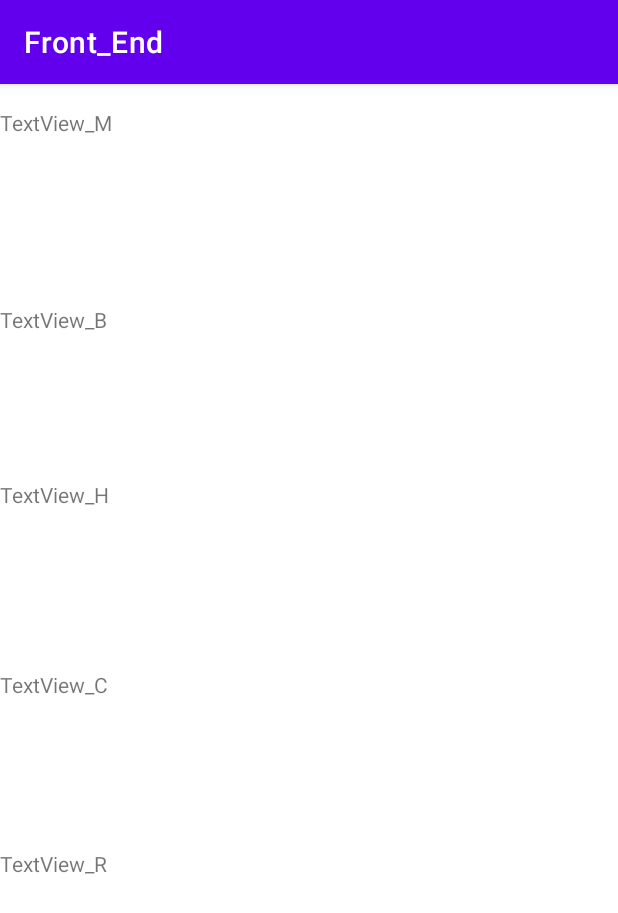
After one commit to cpalazis/TRAVELLER, an Android app: the SightsActivity screen opened directly, with no data from a screen before it, on a phone screen of 412 x 824 dp. The commit adds this screen. Shown: the top 913 px of the screen. Run offline under Robolectric (Android 15) with nearby library versions, the phone set to English and light mode, and no system bars; our stand-ins replace Picasso, Volley; pictures from the network do not load.

Commit message:
Added SightsActivity

```diff
--- a/app/build.gradle
+++ b/app/build.gradle
@@ -36,4 +36,9 @@ dependencies {
     testImplementation 'junit:junit:4.13.2'
     androidTestImplementation 'androidx.test.ext:junit:1.1.4'
     androidTestImplementation 'androidx.test.espresso:espresso-core:3.5.0'
+    implementation 'com.android.volley:volley:1.2.1'
+    implementation 'com.fasterxml.jackson.core:jackson-databind:2.0.1'
+    implementation 'com.squareup.picasso:picasso:2.71828'
+
+
 }
--- /dev/null
+++ b/app/src/main/java/com/example/front_end/SightsActivity.java
@@ -0,0 +1,111 @@
+package com.example.front_end;
+
+import androidx.appcompat.app.AppCompatActivity;
+
+import android.annotation.SuppressLint;
+import android.os.Bundle;
+import android.widget.ImageButton;
+import android.widget.ImageView;
+import android.widget.TextView;
+
+import com.android.volley.Request;
+import com.android.volley.RequestQueue;
+import com.android.volley.Response;
+import com.android.volley.VolleyError;
+import com.android.volley.toolbox.StringRequest;
+import com.android.volley.toolbox.Volley;
+import com.squareup.picasso.Picasso;
+
+import org.json.JSONArray;
+import org.json.JSONException;
+import org.json.JSONObject;
+
+import java.util.ArrayList;
+import java.util.List;
+
+public class SightsActivity extends AppCompatActivity {
+    private ImageView Museums_Image;
+    private ImageView Banks_Image;
+    private ImageView Hotel_Image;
+    private ImageView Caffe_Image;
+    private ImageView Restaurants_Image;
+
+    private TextView TextView_M;
+    private TextView TextView_B;
+    private TextView TextView_H;
+    private TextView TextView_C;
+    private TextView TextView_R;
+
+
+    private List <String> Sight_Name=new ArrayList<>();
+    private List <String> Image_View=new ArrayList<>();
+
+    @SuppressLint("MissingInflatedId")
+    @Override
+    protected void onCreate(Bundle savedInstanceState) {
+        super.onCreate(savedInstanceState);
+        setContentView(R.layout.activity_sights);
+        Museums_Image=findViewById(R.id.Museums_image);
+        Museums_Image=findViewById(R.id.Banks_Image);
+        Museums_Image=findViewById(R.id.Hotel_Image);
+        Museums_Image=findViewById(R.id.Caffe_Image);
+        Museums_Image=findViewById(R.id.Restaurants_Image);
+
+        TextView_M=findViewById(R.id.textView_M);
+        TextView_M=findViewById(R.id.textView_H);
+        TextView_M=findViewById(R.id.textView_B);
+        TextView_M=findViewById(R.id.textView_C);
+        TextView_M=findViewById(R.id.textView_R);
+
+        citiesResult();
+
+    }
+
+    public void citiesResult()  {
+        RequestQueue queue = Volley.newRequestQueue(this);
+        StringRequest response = new StringRequest(Request.Method.GET, "http://localhost:3000/sights",
+                new Response.Listener<String>() {
+                    @Override
+                    public void onResponse(String response) {
+                        try {
+                            JSONArray jsonArray = new JSONArray(response);
+                            int count=jsonArray.length();      //fere to plithos poy apanthse to api
+                            if (jsonArray.length() > 5) {          // ean h apantisi toy api einai>5 tote ayta poy tha emfaniseis einai ta prota 5
+                                count=5;
+                            }
+                            for (int i = 0; i < count ; i++){
+                                JSONObject jsonObject = jsonArray.getJSONObject(i);
+                                Sight_Name.add(jsonObject.getString("name"));     //pernei onomata apo to api
+                                JSONArray images_array=jsonObject.getJSONArray("images");
+                                Image_View.add(images_array.getString(0));        // pairnw panta proti foto
+                            }
+                            displayResults();
+                        } catch (JSONException e) {
+                            e.printStackTrace();
+                        }
+
+                    }
+                }, new Response.ErrorListener() {
+            @Override
+            public void onErrorResponse(VolleyError error) {
+
+            }
+        }
+        );
+    }
+
+    private void displayResults() {
+        Picasso.get().load(Image_View.get(0)).into(Museums_Image);
+        Picasso.get().load(Image_View.get(1)).into(Banks_Image);
+        Picasso.get().load(Image_View.get(2)).into(Hotel_Image);
+        Picasso.get().load(Image_View.get(3)).into(Caffe_Image);
+        Picasso.get().load(Image_View.get(4)).into(Restaurants_Image);
+
+        TextView_M.setText(Sight_Name.get(0));
+        TextView_B.setText(Sight_Name.get(1));
+        TextView_H.setText(Sight_Name.get(2));
+        TextView_C.setText(Sight_Name.get(3));
+        TextView_R.setText(Sight_Name.get(4));
+
+    }
+}
--- /dev/null
+++ b/app/src/main/res/layout/activity_sights.xml
@@ -0,0 +1,114 @@
+<?xml version="1.0" encoding="utf-8"?>
+<androidx.constraintlayout.widget.ConstraintLayout xmlns:android="http://schemas.android.com/apk/res/android"
+    xmlns:app="http://schemas.android.com/apk/res-auto"
+    xmlns:tools="http://schemas.android.com/tools"
+    android:layout_width="match_parent"
+    android:layout_height="match_parent"
+    tools:context=".SightsActivity">
+
+    <TextView
+        android:id="@+id/textView_M"
+        android:layout_width="wrap_content"
+        android:layout_height="wrap_content"
+        android:layout_marginTop="16dp"
+        android:text="@string/textview_m"
+        app:layout_constraintTop_toTopOf="parent"
+        tools:layout_editor_absoluteX="167dp"
+        tools:ignore="MissingConstraints" />
+
+    <ImageView
+        android:id="@+id/Museums_image"
+        android:layout_width="56dp"
+        android:layout_height="64dp"
+        android:layout_marginTop="20dp"
+        app:layout_constraintTop_toBottomOf="@+id/textView_M"
+        tools:layout_editor_absoluteX="177dp"
+        tools:srcCompat="@tools:sample/avatars"
+        tools:ignore="ContentDescription,MissingConstraints"
+        android:contentDescription="@string/todo" />
+
+    <ImageView
+        android:id="@+id/Banks_Image"
+        android:layout_width="48dp"
+        android:layout_height="57dp"
+        android:layout_marginTop="12dp"
+        app:layout_constraintTop_toBottomOf="@+id/textView_B"
+        tools:layout_editor_absoluteX="181dp"
+        tools:srcCompat="@tools:sample/avatars"
+        tools:ignore="ContentDescription,MissingConstraints"
+        android:contentDescription="@string/todo1" />
+
+    <ImageView
+        android:id="@+id/Hotel_Image"
+        android:layout_width="56dp"
+        android:layout_height="67dp"
+        android:layout_marginTop="8dp"
+        app:layout_constraintTop_toBottomOf="@+id/textView_H"
+        tools:layout_editor_absoluteX="177dp"
+        tools:srcCompat="@tools:sample/avatars"
+        tools:ignore="ContentDescription,MissingConstraints"
+        android:contentDescription="@string/todo2" />
+
+    <ImageView
+        android:id="@+id/Caffe_Image"
+        android:layout_width="62dp"
+        android:layout_height="52dp"
+        android:layout_marginTop="24dp"
+        app:layout_constraintTop_toBottomOf="@+id/textView_C"
+        tools:layout_editor_absoluteX="174dp"
+        tools:srcCompat="@tools:sample/avatars"
+        tools:ignore="ContentDescription,MissingConstraints"
+        android:contentDescription="@string/todo3" />
+
+    <ImageView
+        android:id="@+id/Restaurants_Image"
+        android:layout_width="69dp"
+        android:layout_height="63dp"
+        app:layout_constraintBottom_toBottomOf="parent"
+        app:layout_constraintTop_toBottomOf="@+id/textView_R"
+        app:layout_constraintVertical_bias="0.173"
+        tools:layout_editor_absoluteX="171dp"
+        tools:srcCompat="@tools:sample/avatars"
+        tools:ignore="ContentDescription,MissingConstraints"
+        android:contentDescription="@string/todo4" />
+
+    <TextView
+        android:id="@+id/textView_B"
+        android:layout_width="wrap_content"
+        android:layout_height="wrap_content"
+        android:layout_marginTop="28dp"
+        android:text="@string/textview_b"
+        app:layout_constraintTop_toBottomOf="@+id/Museums_image"
+        tools:layout_editor_absoluteX="169dp"
+        tools:ignore="MissingConstraints" />
+
+    <TextView
+        android:id="@+id/textView_H"
+        android:layout_width="wrap_content"
+        android:layout_height="wrap_content"
+        android:layout_marginTop="28dp"
+        android:text="@string/textview_h"
+        app:layout_constraintTop_toBottomOf="@+id/Banks_Image"
+        tools:layout_editor_absoluteX="168dp"
+        tools:ignore="MissingConstraints" />
+
+    <TextView
+        android:id="@+id/textView_C"
+        android:layout_width="wrap_content"
+        android:layout_height="wrap_content"
+        android:layout_marginTop="32dp"
+        android:text="@string/textview_c"
+        app:layout_constraintTop_toBottomOf="@+id/Hotel_Image"
+        tools:layout_editor_absoluteX="169dp"
+        tools:ignore="MissingConstraints" />
+
+    <TextView
+        android:id="@+id/textView_R"
+        android:layout_width="wrap_content"
+        android:layout_height="wrap_content"
+        android:layout_marginTop="24dp"
+        android:text="@string/textview_r"
+        app:layout_constraintTop_toBottomOf="@+id/Caffe_Image"
+        tools:layout_editor_absoluteX="169dp"
+        tools:ignore="MissingConstraints" />
+</androidx.constraintlayout.widget.ConstraintLayout>
--- a/app/src/main/res/values/strings.xml
+++ b/app/src/main/res/values/strings.xml
@@ -1,3 +1,13 @@
 <resources>
     <string name="app_name">Front_End</string>
+    <string name="textview_m">TextView_M</string>
+    <string name="textview_b">TextView_B</string>
+    <string name="textview_h">TextView_H</string>
+    <string name="textview_c">TextView_C</string>
+    <string name="textview_r">TextView_R</string>
+    <string name="todo">TODO</string>
+    <string name="todo1">TODO</string>
+    <string name="todo2">TODO</string>
+    <string name="todo3">TODO</string>
+    <string name="todo4">TODO</string>
 </resources>
```
Also changed, not shown: app/src/main/AndroidManifest.xml (+7 -0 lines), app/src/main/java/com/example/front_end/MainActivity.java (+34 -0 lines), app/src/main/res/layout/activity_main.xml (+103 -4 lines).
